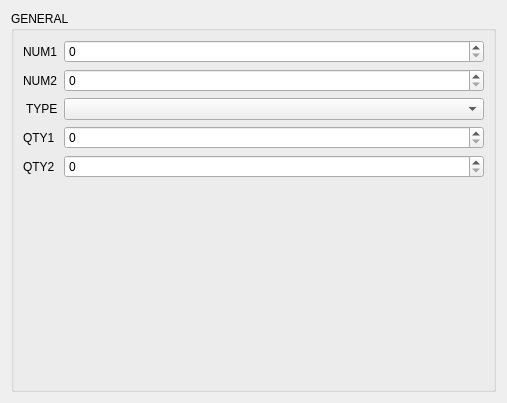
This is src/ui/equipmenttabform.ui in Orionsilver/Yo-kai_Editor_B2 as Qt 5 draws it before an edit. The edited form follows.
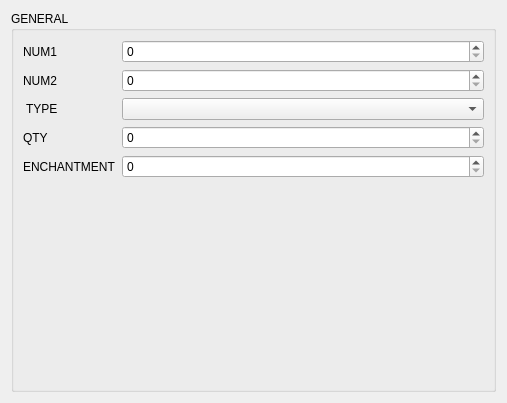
This is the edited form.

```diff
--- a/src/ui/equipmenttabform.ui
+++ b/src/ui/equipmenttabform.ui
@@ -70,7 +70,7 @@
         <item row="4" column="0">
          <widget class="QLabel" name="countLabel">
           <property name="text">
-           <string>QTY1</string>
+           <string>QTY</string>
           </property>
          </widget>
         </item>
@@ -84,7 +84,7 @@
         <item row="5" column="0">
          <widget class="QLabel" name="count2Label">
           <property name="text">
-           <string>QTY2</string>
+           <string>ENCHANTMENT</string>
           </property>
          </widget>
         </item>
```
